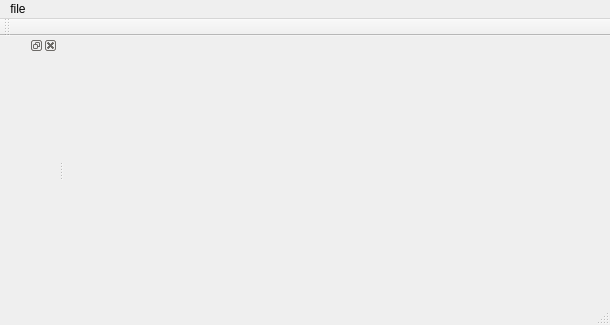
First picture: the form in mainwindow.ui, repository dridk/estel, before the edit.
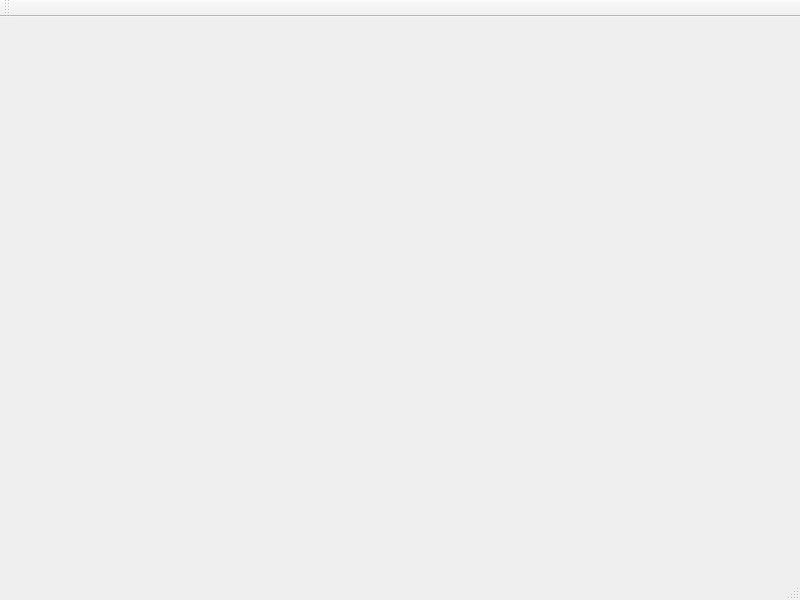
Second picture: the form after the edit.

The edit to the form file:
```diff
--- a/mainwindow.ui
+++ b/mainwindow.ui
@@ -6,8 +6,8 @@
    <rect>
     <x>0</x>
     <y>0</y>
-    <width>610</width>
-    <height>325</height>
+    <width>800</width>
+    <height>600</height>
    </rect>
   </property>
   <property name="windowTitle">
@@ -19,18 +19,16 @@
     <rect>
      <x>0</x>
      <y>0</y>
-     <width>610</width>
+     <width>800</width>
      <height>25</height>
     </rect>
    </property>
-   <widget class="QMenu" name="menuFile">
-    <property name="title">
-     <string>file</string>
-    </property>
-   </widget>
-   <addaction name="menuFile"/>
   </widget>
-  <widget class="QToolBar" name="mainToolBar">
+  <widget class="QStatusBar" name="statusbar"/>
+  <widget class="QToolBar" name="toolBar">
+   <property name="windowTitle">
+    <string>toolBar</string>
+   </property>
    <attribute name="toolBarArea">
     <enum>TopToolBarArea</enum>
    </attribute>
@@ -38,15 +36,7 @@
     <bool>false</bool>
    </attribute>
   </widget>
-  <widget class="QStatusBar" name="statusBar"/>
-  <widget class="QDockWidget" name="dockWidget">
-   <attribute name="dockWidgetArea">
-    <number>1</number>
-   </attribute>
-   <widget class="QWidget" name="dockWidgetContents"/>
-  </widget>
  </widget>
- <layoutdefault spacing="6" margin="11"/>
  <resources/>
  <connections/>
 </ui>
```
Left out of the diff: 4 changed lines with no effect on the pictures.
